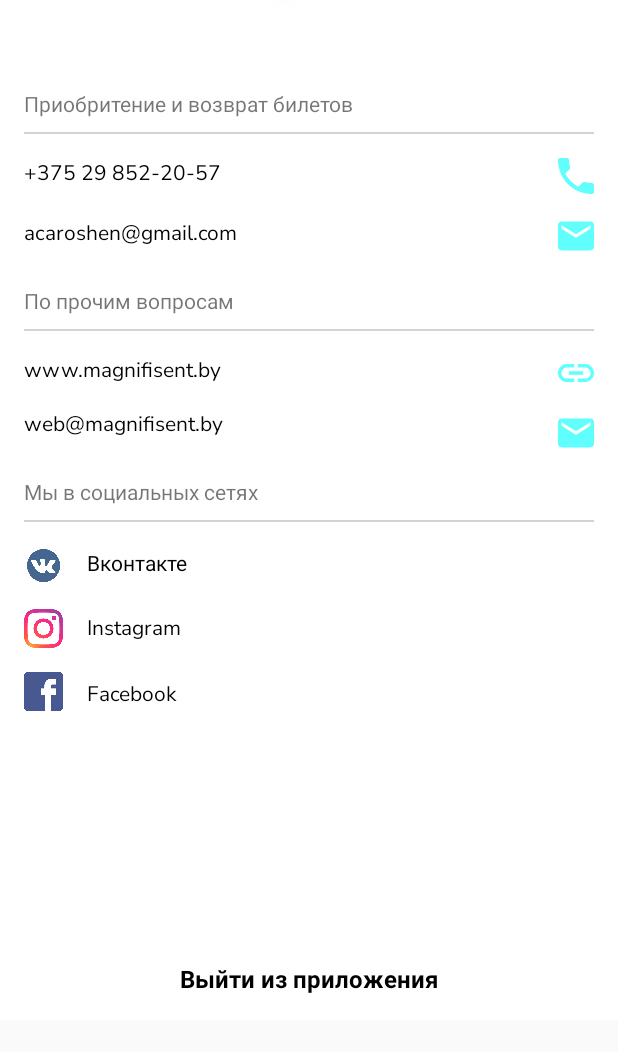
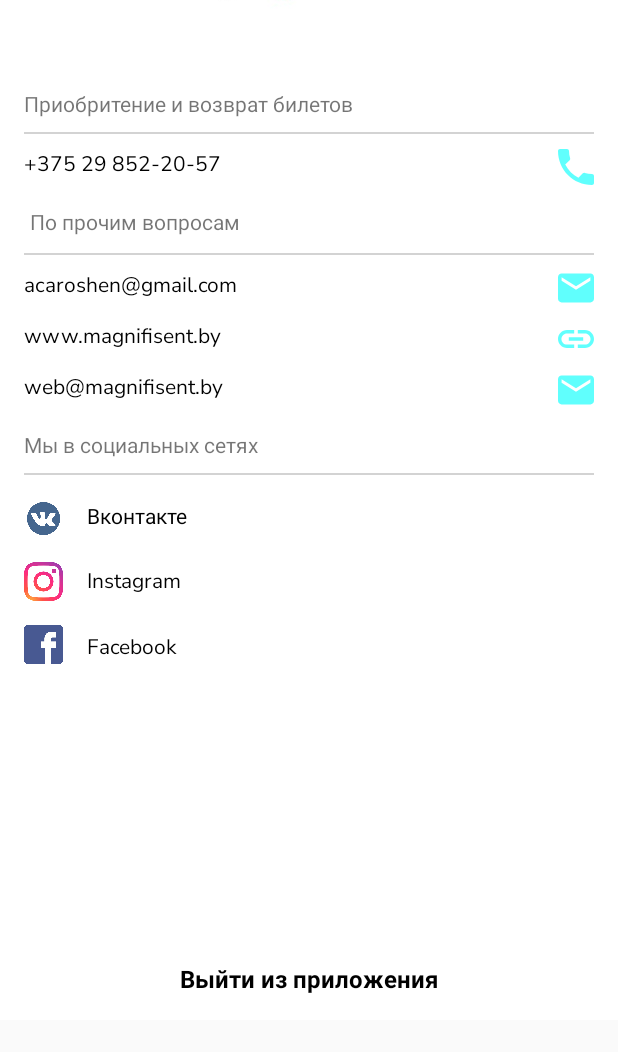
Before and after one commit to Nikkooly/Magnificent, an Android app: the fragment FragmentMore shown on its own in the app's theme, on a phone screen of 412 x 824 dp, the part 130-1182 px from its top. Run offline under Robolectric (Android 15) with nearby library versions, the phone set to English and light mode, and no system bars; our stand-ins replace RxJava; libraries missing offline, so code that uses them is left out: com.bestsoft32.tt_fancy_gif_dialog_lib, dmax.dialog.

Commit message:
Add note

```diff
--- a/kursovoi/app/src/main/AndroidManifest.xml
+++ b/kursovoi/app/src/main/AndroidManifest.xml
@@ -8,6 +8,7 @@
     <uses-permission android:name="android.permission.ACCESS_FINE_LOCATION"/>
     <uses-permission android:name="android.permission.ACCESS_COARSE_LOCATION"/>
     <uses-permission android:name="android.permission.USE_FINGERPRINT"/>
+    <uses-permission android:name="android.permission.CALL_PHONE" />
     <application
         android:allowBackup="true"
         android:icon="@mipmap/ic_launcher"
--- a/kursovoi/app/src/main/java/com/bstu/fit/yarmolik/cinema/CheckInternetConnection.java
+++ b/kursovoi/app/src/main/java/com/bstu/fit/yarmolik/cinema/CheckInternetConnection.java
@@ -2,6 +2,7 @@ package com.bstu.fit.yarmolik.cinema;
 
 import android.app.Activity;
 import android.app.AlertDialog;
+import android.app.KeyguardManager;
 import android.content.BroadcastReceiver;
 import android.content.Context;
 import android.content.DialogInterface;
@@ -9,14 +10,20 @@ import android.content.Intent;
 import android.content.IntentFilter;
 import android.net.ConnectivityManager;
 import android.net.NetworkInfo;
+import android.os.Build;
 import android.os.Bundle;
+import android.telecom.CallScreeningService;
 import android.util.Log;
+import android.view.KeyEvent;
+
+import androidx.appcompat.app.AppCompatActivity;
 
 import dmax.dialog.SpotsDialog;
 
-public class CheckInternetConnection extends Activity {
+public class CheckInternetConnection extends AppCompatActivity {
     private BroadcastReceiver broadcastReceiver;
     private AlertDialog alertDialog;
+    public static boolean networkState = true;
 
     public void installListener(Context context) {
 
@@ -65,7 +72,9 @@ public class CheckInternetConnection extends Activity {
     private void onNetworkUp(Context context){
         if(alertDialog!=null){
             alertDialog.cancel();
+            networkState = true;
         }
 
     }
+
 }
--- a/kursovoi/app/src/main/java/com/bstu/fit/yarmolik/cinema/Fragments/FragmentMore.java
+++ b/kursovoi/app/src/main/java/com/bstu/fit/yarmolik/cinema/Fragments/FragmentMore.java
@@ -2,8 +2,12 @@ package com.bstu.fit.yarmolik.cinema.Fragments;
 
 import android.app.Activity;
 import android.content.Intent;
+import android.content.pm.PackageManager;
+import android.net.Uri;
 import android.os.Bundle;
 
+import androidx.annotation.NonNull;
+import androidx.constraintlayout.widget.ConstraintLayout;
 import androidx.fragment.app.Fragment;
 
 import android.view.LayoutInflater;
@@ -22,14 +26,23 @@ import java.util.Objects;
 public class FragmentMore extends Fragment {
 private Button buttonClose;
 private TextView outTextView;
+private ConstraintLayout constraintPhone;
+private final String phoneNumber = "375298522057";
 
     @Override
     public View onCreateView(LayoutInflater inflater, ViewGroup container,
                              Bundle savedInstanceState) {
         // Inflate the layout for this fragment
         View view= inflater.inflate(R.layout.fragment_more, container, false);
-        buttonClose=view.findViewById(R.id.button5);
-        outTextView = view.findViewById(R.id.textView51);
+        init(view);
+        constraintPhone.setOnClickListener(new View.OnClickListener() {
+            @Override
+            public void onClick(View v) {
+               // Intent intent = new Intent(Intent.ACTION_CALL, Uri.parse("tel:" + phoneNumber));
+                //startActivity(intent);
+            }
+        });
+
         outTextView.setOnClickListener(new View.OnClickListener() {
             @Override
             public void onClick(View v) {
@@ -47,6 +60,11 @@ private TextView outTextView;
             });
         }
         return view;
+    }
+    private void init(View view){
+        constraintPhone = view.findViewById(R.id.constraintPhoneMoreFragment);
+        buttonClose=view.findViewById(R.id.button5);
+        outTextView = view.findViewById(R.id.textView51);
     }
     private void finishApplicationWithCleanSharedPreferencesFile(){
         File file= new File("/data/data/com.bstu.fit.yarmolik.cinema/shared_prefs/user.xml");
--- a/kursovoi/app/src/main/java/com/bstu/fit/yarmolik/cinema/Login.java
+++ b/kursovoi/app/src/main/java/com/bstu/fit/yarmolik/cinema/Login.java
@@ -12,6 +12,7 @@ import android.os.Bundle;
 import android.os.CountDownTimer;
 import android.text.method.PasswordTransformationMethod;
 import android.util.Log;
+import android.view.KeyEvent;
 import android.view.View;
 import android.view.ViewPropertyAnimator;
 import android.view.Window;
@@ -288,7 +289,6 @@ public class Login extends AppCompatActivity {
         login.setText(null);
         password.setText(null);
     }
-
     private void loadWithSharedPreferences(String login,String password){
         LoginUser user = new LoginUser(login, password);
         Call<List<UserResponce>> call = iMyApi.checkLogin(user);
@@ -311,4 +311,5 @@ public class Login extends AppCompatActivity {
             }
         });
     }
+
 }
--- a/kursovoi/app/src/main/java/com/bstu/fit/yarmolik/cinema/Manager/ManagerActivity.java
+++ b/kursovoi/app/src/main/java/com/bstu/fit/yarmolik/cinema/Manager/ManagerActivity.java
@@ -73,7 +73,7 @@ private boolean isInFocus = false;
                 WindowManager.LayoutParams.FLAG_FULLSCREEN);
         setContentView(R.layout.activity_manager);
         toolbar=findViewById(R.id.toolbar);
-        toolbar.setTitle("Magnifisent");
+        toolbar.setTitle("Magnificent");
         setSupportActionBar(toolbar);
         fragmentPlaces=findViewById(R.id.fragmentPlaces);
     }
--- a/kursovoi/app/src/main/java/com/bstu/fit/yarmolik/cinema/Remote/RetrofitClient.java
+++ b/kursovoi/app/src/main/java/com/bstu/fit/yarmolik/cinema/Remote/RetrofitClient.java
@@ -23,7 +23,7 @@ public class RetrofitClient {
         if(instance==null)
             instance=new Retrofit.Builder()
                     //.baseUrl("http://10.0.2.2:5000/")
-                    .baseUrl("http://edafb3360ac2.ngrok.io")
+                    .baseUrl("http://ee3bf23ac1c8.ngrok.io")
                     .addConverterFactory(ScalarsConverterFactory.create())
                     .addConverterFactory(GsonConverterFactory.create())
                     .addCallAdapterFactory(RxJava2CallAdapterFactory.create())
--- a/kursovoi/app/src/main/res/layout/fragment_more.xml
+++ b/kursovoi/app/src/main/res/layout/fragment_more.xml
@@ -1,5 +1,6 @@
 <?xml version="1.0" encoding="utf-8"?>
-<androidx.constraintlayout.widget.ConstraintLayout xmlns:android="http://schemas.android.com/apk/res/android"
+<androidx.constraintlayout.widget.ConstraintLayout
+    xmlns:android="http://schemas.android.com/apk/res/android"
     xmlns:app="http://schemas.android.com/apk/res-auto"
     xmlns:tools="http://schemas.android.com/tools"
     android:layout_width="match_parent"
@@ -73,34 +74,43 @@
         app:layout_constraintStart_toStartOf="parent"
         app:layout_constraintTop_toBottomOf="@+id/textView3" />
 
+    <androidx.constraintlayout.widget.ConstraintLayout
+        android:id="@+id/constraintPhoneMoreFragment"
+        android:layout_width="match_parent"
+        android:layout_height="wrap_content"
+        android:layout_marginTop="10dp"
+        app:layout_constraintEnd_toEndOf="parent"
+        app:layout_constraintStart_toStartOf="parent"
+        app:layout_constraintTop_toBottomOf="@+id/view112">
+
         <TextView
             android:id="@+id/textView42"
             android:layout_width="wrap_content"
             android:layout_height="wrap_content"
             android:layout_marginStart="16dp"
-        android:layout_marginTop="16dp"
             android:fontFamily="@font/nunito_sans_italic"
             android:text="+375 29 852-20-57"
             android:textColor="@color/textColorFragment"
             app:layout_constraintStart_toStartOf="parent"
-        app:layout_constraintTop_toBottomOf="@+id/view112" />
+            app:layout_constraintTop_toTopOf="parent" />
 
         <ImageView
             android:id="@+id/imageView7"
             android:layout_width="wrap_content"
             android:layout_height="wrap_content"
-        android:layout_marginTop="16dp"
+            android:layout_gravity="right"
             android:layout_marginEnd="16dp"
             android:src="@drawable/ic_phone"
             app:layout_constraintEnd_toEndOf="parent"
-        app:layout_constraintTop_toBottomOf="@+id/view112" />
+            app:layout_constraintTop_toTopOf="parent" />
+    </androidx.constraintlayout.widget.ConstraintLayout>
 
     <View
         android:id="@+id/view113"
         android:layout_width="match_parent"
         android:layout_height="1dp"
         android:layout_marginStart="16dp"
-        android:layout_marginTop="8dp"
+        android:layout_marginTop="10dp"
         android:layout_marginEnd="16dp"
         android:background="@drawable/separator"
         app:layout_constraintEnd_toEndOf="parent"
@@ -108,82 +118,112 @@
         app:layout_constraintStart_toStartOf="parent"
         app:layout_constraintTop_toBottomOf="@+id/textView44" />
 
+
+    <androidx.constraintlayout.widget.ConstraintLayout
+        android:id="@+id/constraintMailMoreFragment"
+        android:layout_width="match_parent"
+        android:layout_height="wrap_content"
+        android:layout_marginTop="10dp"
+        app:layout_constraintEnd_toEndOf="parent"
+        app:layout_constraintStart_toStartOf="parent"
+        app:layout_constraintTop_toBottomOf="@+id/view113">
+
         <TextView
             android:id="@+id/textView43"
             android:layout_width="wrap_content"
             android:layout_height="wrap_content"
             android:layout_marginStart="16dp"
-        android:layout_marginTop="20dp"
             android:fontFamily="@font/nunito_sans_italic"
             android:text="acaroshen@gmail.com"
             android:textColor="@color/textColorFragment"
             app:layout_constraintStart_toStartOf="parent"
-        app:layout_constraintTop_toBottomOf="@+id/textView42" />
+            app:layout_constraintTop_toTopOf="parent" />
 
         <ImageView
             android:id="@+id/imageView8"
             android:layout_width="wrap_content"
             android:layout_height="wrap_content"
-        android:layout_marginTop="16dp"
             android:layout_marginEnd="16dp"
             android:src="@drawable/ic_mail"
             app:layout_constraintEnd_toEndOf="parent"
-        app:layout_constraintTop_toBottomOf="@+id/imageView7" />
+            app:layout_constraintTop_toTopOf="parent" />
+    </androidx.constraintlayout.widget.ConstraintLayout>
 
-    <TextView
-        android:id="@+id/textView44"
-        android:layout_width="wrap_content"
+    <androidx.constraintlayout.widget.ConstraintLayout
+        android:id="@+id/constraintLinkMoreFragment"
+        android:layout_width="match_parent"
         android:layout_height="wrap_content"
-        android:layout_marginStart="16dp"
-        android:layout_marginTop="26dp"
-        android:fontFamily="@font/nunito_sans_italic"
-        android:text="По прочим вопросам"
+        android:layout_marginTop="10dp"
+        app:layout_constraintEnd_toEndOf="parent"
         app:layout_constraintStart_toStartOf="parent"
-        app:layout_constraintTop_toBottomOf="@+id/textView43" />
+        app:layout_constraintTop_toBottomOf="@+id/constraintMailMoreFragment">
 
         <TextView
             android:id="@+id/textView45"
             android:layout_width="wrap_content"
             android:layout_height="wrap_content"
             android:layout_marginStart="16dp"
-        android:layout_marginTop="16dp"
             android:fontFamily="@font/nunito_sans_italic"
             android:text="www.magnifisent.by"
             android:textColor="@color/textColorFragment"
             app:layout_constraintStart_toStartOf="parent"
-        app:layout_constraintTop_toBottomOf="@+id/view113" />
+            app:layout_constraintTop_toTopOf="parent" />
+
+        <ImageView
+            android:id="@+id/imageView9"
+            android:layout_width="wrap_content"
+            android:layout_height="wrap_content"
+            android:layout_marginEnd="16dp"
+            android:src="@drawable/ic_link"
+            app:layout_constraintEnd_toEndOf="parent"
+            app:layout_constraintTop_toTopOf="parent" />
+    </androidx.constraintlayout.widget.ConstraintLayout>
+
+    <androidx.constraintlayout.widget.ConstraintLayout
+        android:id="@+id/constraintWebMailMoreFragment"
+        android:layout_width="match_parent"
+        android:layout_height="wrap_content"
+        android:layout_marginTop="10dp"
+        app:layout_constraintEnd_toEndOf="parent"
+        app:layout_constraintStart_toStartOf="parent"
+        app:layout_constraintTop_toBottomOf="@+id/constraintLinkMoreFragment">
 
         <TextView
             android:id="@+id/textView46"
             android:layout_width="wrap_content"
             android:layout_height="wrap_content"
             android:layout_marginStart="16dp"
-        android:layout_marginTop="16dp"
+            android:fontFamily="@font/nunito_sans_italic"
             android:text="web@magnifisent.by"
-        android:fontFamily="@font/nunito_sans_italic"
             android:textColor="@color/textColorFragment"
             app:layout_constraintStart_toStartOf="parent"
-        app:layout_constraintTop_toBottomOf="@+id/textView45" />
+            app:layout_constraintTop_toTopOf="parent" />
 
-    <ImageView
-        android:id="@+id/imageView9"
-        android:layout_width="wrap_content"
-        android:layout_height="wrap_content"
-        android:layout_marginTop="16dp"
-        android:layout_marginEnd="16dp"
-        android:src="@drawable/ic_link"
-        app:layout_constraintEnd_toEndOf="parent"
-        app:layout_constraintTop_toBottomOf="@+id/view113" />
 
         <ImageView
             android:id="@+id/imageView10"
             android:layout_width="wrap_content"
             android:layout_height="wrap_content"
-        android:layout_marginTop="16dp"
             android:layout_marginEnd="16dp"
             android:src="@drawable/ic_mail"
             app:layout_constraintEnd_toEndOf="parent"
-        app:layout_constraintTop_toBottomOf="@+id/imageView9" />
+            app:layout_constraintTop_toTopOf="parent" />
+    </androidx.constraintlayout.widget.ConstraintLayout>
+
+    <TextView
+        android:id="@+id/textView44"
+        android:layout_width="wrap_content"
+        android:layout_height="wrap_content"
+        android:layout_marginStart="20dp"
+        android:layout_marginTop="15dp"
+        android:fontFamily="@font/nunito_sans_italic"
+        android:text="По прочим вопросам"
+        app:layout_constraintStart_toStartOf="parent"
+        app:layout_constraintTop_toBottomOf="@+id/constraintPhoneMoreFragment" />
+
+
+
+
 
     <View
         android:id="@+id/view114"
@@ -203,11 +243,11 @@
         android:layout_width="wrap_content"
         android:layout_height="wrap_content"
         android:layout_marginStart="16dp"
-        android:layout_marginTop="26dp"
+        android:layout_marginTop="15dp"
+        android:fontFamily="@font/nunito_sans_italic"
         android:text="Мы в социальных сетях"
-        android:fontFamily="@font/nunito_sans_italic"
         app:layout_constraintStart_toStartOf="parent"
-        app:layout_constraintTop_toBottomOf="@+id/textView46" />
+        app:layout_constraintTop_toBottomOf="@+id/constraintWebMailMoreFragment" />
 
     <ImageView
         android:id="@+id/imageView11"
```
Lines whose indentation alone changed are shown as unchanged.
